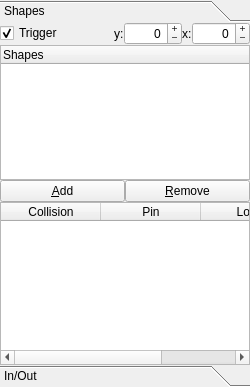
First picture: the form in lib/ui/tab_regionsUi.ui, repository wonkoderverstaendige/Spotter, before the edit.
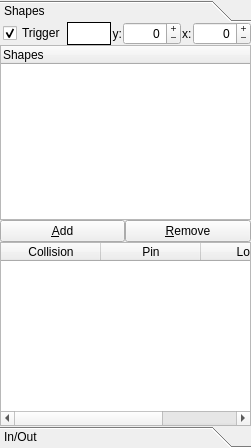
Second picture: the form after the edit.

Commit message:
Color label for ROI page with color picker
Color of ROIs and associated shapes can now be changed at any time.
Changes should be saved to template.

Patch:
```diff
--- a/lib/ui/tab_regionsUi.ui
+++ b/lib/ui/tab_regionsUi.ui
@@ -6,8 +6,8 @@
    <rect>
     <x>0</x>
     <y>0</y>
-    <width>250</width>
-    <height>387</height>
+    <width>251</width>
+    <height>448</height>
    </rect>
   </property>
   <property name="windowTitle">
@@ -47,8 +47,8 @@
          <rect>
           <x>0</x>
           <y>0</y>
-          <width>248</width>
-          <height>343</height>
+          <width>249</width>
+          <height>404</height>
          </rect>
         </property>
         <attribute name="label">
@@ -69,6 +69,19 @@
            <property name="spacing">
             <number>0</number>
            </property>
+           <item row="7" column="1">
+            <widget class="QPushButton" name="btn_remove_shape">
+             <property name="minimumSize">
+              <size>
+               <width>30</width>
+               <height>0</height>
+              </size>
+             </property>
+             <property name="text">
+              <string>&amp;Remove</string>
+             </property>
+            </widget>
+           </item>
            <item row="5" column="0" rowspan="2" colspan="2">
             <widget class="QTreeWidget" name="tree_region_shapes">
              <property name="sizePolicy">
@@ -112,98 +125,6 @@
              </property>
             </widget>
            </item>
-           <item row="7" column="1">
-            <widget class="QPushButton" name="btn_remove_shape">
-             <property name="minimumSize">
-              <size>
-               <width>30</width>
-               <height>0</height>
-              </size>
-             </property>
-             <property name="text">
-              <string>&amp;Remove</string>
-             </property>
-            </widget>
-           </item>
-           <item row="3" column="0" colspan="2">
-            <layout class="QHBoxLayout" name="horizontalLayout">
-             <item>
-              <widget class="QCheckBox" name="ckb_trigger">
-               <property name="text">
-                <string>Trigger</string>
-               </property>
-               <property name="checked">
-                <bool>true</bool>
-               </property>
-              </widget>
-             </item>
-             <item>
-              <spacer name="horizontalSpacer">
-               <property name="orientation">
-                <enum>Qt::Horizontal</enum>
-               </property>
-               <property name="sizeHint" stdset="0">
-                <size>
-                 <width>40</width>
-                 <height>20</height>
-                </size>
-               </property>
-              </spacer>
-             </item>
-             <item>
-              <widget class="QLabel" name="lbl_y">
-               <property name="text">
-                <string>y:</string>
-               </property>
-              </widget>
-             </item>
-             <item>
-              <widget class="QSpinBox" name="spin_shape_y">
-               <property name="alignment">
-                <set>Qt::AlignRight|Qt::AlignTrailing|Qt::AlignVCenter</set>
-               </property>
-               <property name="buttonSymbols">
-                <enum>QAbstractSpinBox::PlusMinus</enum>
-               </property>
-               <property name="accelerated">
-                <bool>true</bool>
-               </property>
-               <property name="minimum">
-                <number>-2048</number>
-               </property>
-               <property name="maximum">
-                <number>2048</number>
-               </property>
-              </widget>
-             </item>
-             <item>
-              <widget class="QLabel" name="lbl_x">
-               <property name="text">
-                <string>x:</string>
-               </property>
-              </widget>
-             </item>
-             <item>
-              <widget class="QSpinBox" name="spin_shape_x">
-               <property name="alignment">
-                <set>Qt::AlignRight|Qt::AlignTrailing|Qt::AlignVCenter</set>
-               </property>
-               <property name="buttonSymbols">
-                <enum>QAbstractSpinBox::PlusMinus</enum>
-               </property>
-               <property name="accelerated">
-                <bool>true</bool>
-               </property>
-               <property name="minimum">
-                <number>-2048</number>
-               </property>
-               <property name="maximum">
-                <number>2048</number>
-               </property>
-              </widget>
-             </item>
-            </layout>
-           </item>
            <item row="8" column="0" colspan="2">
             <layout class="QGridLayout" name="gridLayout_10">
              <property name="spacing">
@@ -254,6 +175,118 @@
              </item>
             </layout>
            </item>
+           <item row="0" column="0" colspan="2">
+            <layout class="QGridLayout" name="gridLayout_3">
+             <property name="leftMargin">
+              <number>3</number>
+             </property>
+             <property name="topMargin">
+              <number>0</number>
+             </property>
+             <property name="horizontalSpacing">
+              <number>1</number>
+             </property>
+             <item row="0" column="5">
+              <widget class="QSpinBox" name="spin_shape_x">
+               <property name="alignment">
+                <set>Qt::AlignRight|Qt::AlignTrailing|Qt::AlignVCenter</set>
+               </property>
+               <property name="buttonSymbols">
+                <enum>QAbstractSpinBox::PlusMinus</enum>
+               </property>
+               <property name="accelerated">
+                <bool>true</bool>
+               </property>
+               <property name="minimum">
+                <number>-2048</number>
+               </property>
+               <property name="maximum">
+                <number>2048</number>
+               </property>
+              </widget>
+             </item>
+             <item row="0" column="2">
+              <widget class="QLabel" name="lbl_y">
+               <property name="text">
+                <string>y:</string>
+               </property>
+               <property name="alignment">
+                <set>Qt::AlignRight|Qt::AlignTrailing|Qt::AlignVCenter</set>
+               </property>
+               <property name="margin">
+                <number>2</number>
+               </property>
+              </widget>
+             </item>
+             <item row="0" column="4">
+              <widget class="QLabel" name="lbl_x">
+               <property name="text">
+                <string>x:</string>
+               </property>
+               <property name="margin">
+                <number>2</number>
+               </property>
+              </widget>
+             </item>
+             <item row="0" column="0">
+              <widget class="QCheckBox" name="ckb_trigger">
+               <property name="text">
+                <string>Trigger</string>
+               </property>
+               <property name="checked">
+                <bool>true</bool>
+               </property>
+              </widget>
+             </item>
+             <item row="0" column="1">
+              <widget class="QLabel" name="lbl_color">
+               <property name="sizePolicy">
+                <sizepolicy hsizetype="Expanding" vsizetype="Preferred">
+                 <horstretch>0</horstretch>
+                 <verstretch>0</verstretch>
+                </sizepolicy>
+               </property>
+               <property name="toolTip">
+                <string>Click me to change...</string>
+               </property>
+               <property name="statusTip">
+                <string>Click me to change...</string>
+               </property>
+               <property name="styleSheet">
+                <string notr="true">background-color: rgb(255, 255, 255);</string>
+               </property>
+               <property name="frameShape">
+                <enum>QFrame::Box</enum>
+               </property>
+               <property name="text">
+                <string/>
+               </property>
+               <property name="margin">
+                <number>0</number>
+               </property>
+              </widget>
+             </item>
+             <item row="0" column="3">
+              <widget class="QSpinBox" name="spin_shape_y">
+               <property name="alignment">
+                <set>Qt::AlignRight|Qt::AlignTrailing|Qt::AlignVCenter</set>
+               </property>
+               <property name="buttonSymbols">
+                <enum>QAbstractSpinBox::PlusMinus</enum>
+               </property>
+               <property name="accelerated">
+                <bool>true</bool>
+               </property>
+               <property name="minimum">
+                <number>-2048</number>
+               </property>
+               <property name="maximum">
+                <number>2048</number>
+               </property>
+              </widget>
+             </item>
+            </layout>
+           </item>
           </layout>
          </item>
         </layout>
@@ -263,8 +296,8 @@
          <rect>
           <x>0</x>
           <y>0</y>
-          <width>248</width>
-          <height>343</height>
+          <width>249</width>
+          <height>404</height>
          </rect>
         </property>
         <attribute name="label">
```
The commit also changes 3 other files.
